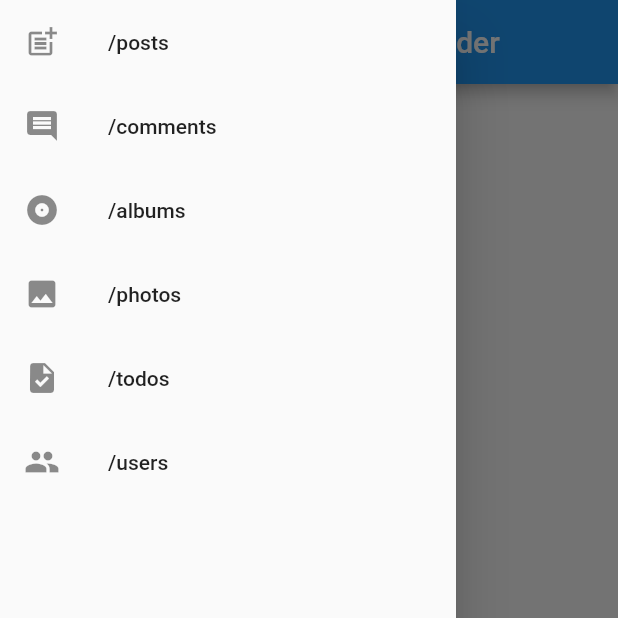
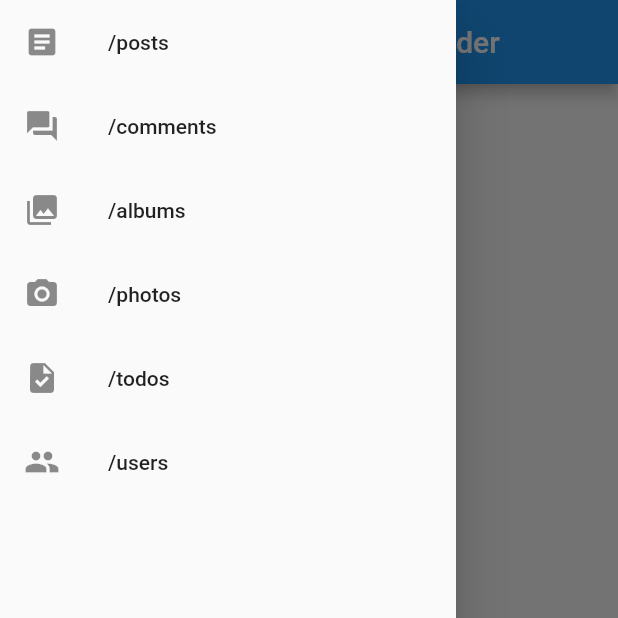
Before and after one commit to ru-461/request-placeholder, a Flutter app: the screen it shows after launch, with the side drawer open, on a phone screen of 412 x 824 dp, the top half of it. Run offline on Flutter 3.47's test engine with Material 2 defaults, Android fonts, the phone set to English and light mode, and no system bars.

Commit message:
style: Update drawer menu icons

```diff
--- a/lib/main.dart
+++ b/lib/main.dart
@@ -27,10 +27,10 @@ final List buttonNames = [
 ];
 
 final List buttonIcons = [
-  Icons.post_add,
-  Icons.comment,
-  Icons.album,
-  Icons.photo,
+  Icons.article,
+  Icons.forum,
+  Icons.collections,
+  Icons.photo_camera,
   Icons.task,
   Icons.people,
 ];
```
